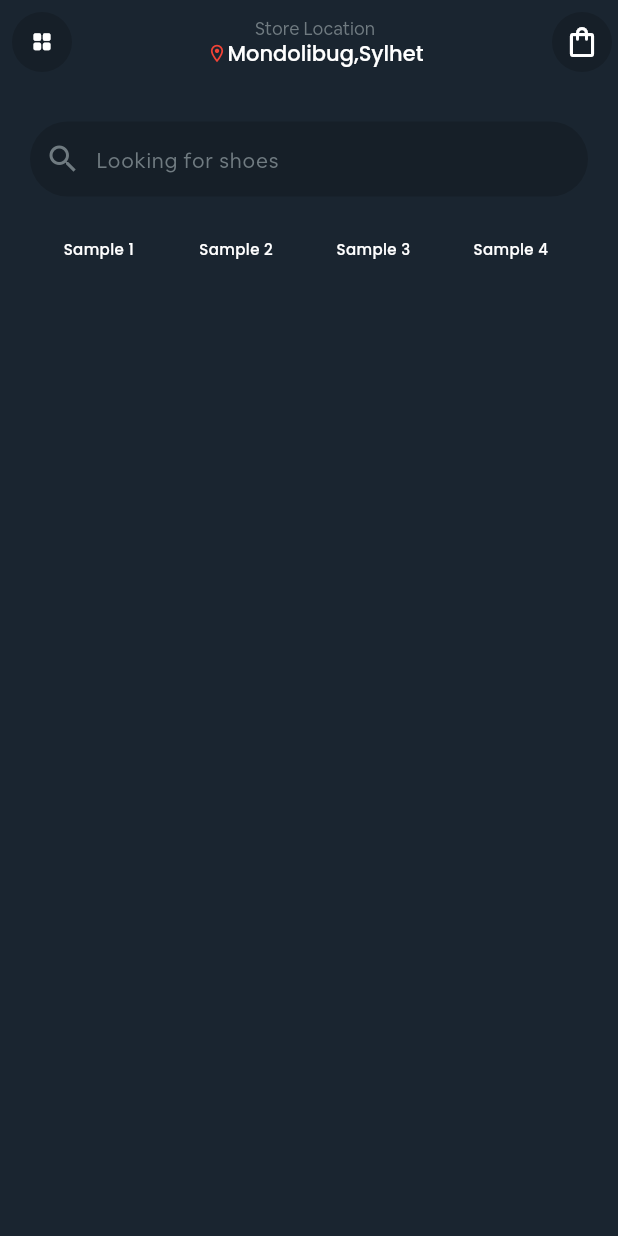
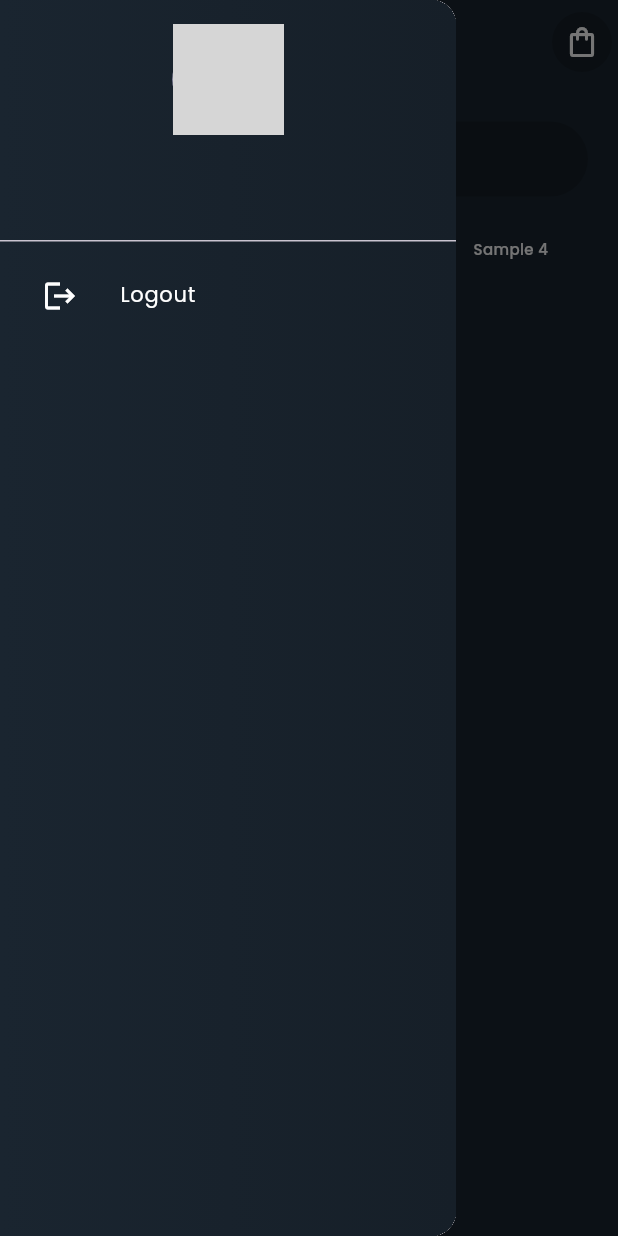
Before and after one commit to AtharvaParadkar/Flutter-Ecommerce-App, a Flutter app: the HomePage screen opened directly, after a tap on the "grid view" icon, on a phone screen of 412 x 824 dp. Run offline on Flutter 3.47's test engine with Material 3 defaults, Android fonts, the phone set to English and light mode, and no system bars; our stand-ins replace firebase_auth, firebase_core, gap, google_fonts, google_sign_in; accounts and stored records are empty; generated files the repository leaves out were written again; network calls fail; project files that could hold a hidden picture were left out; grey boxes are pictures that could not be loaded.

Commit message:
Add Drawer

```diff
--- a/lib/screens/home.dart
+++ b/lib/screens/home.dart
@@ -2,6 +2,7 @@ import 'package:firebase_auth/firebase_auth.dart';
 import 'package:flutter/material.dart';
 import 'package:flutter_ecommerce_app/screens/signin.dart';
 import 'package:flutter_ecommerce_app/theme/theme.dart';
+import 'package:flutter_ecommerce_app/widgets/drawer.dart';
 import 'package:gap/gap.dart';
 
 class HomePage extends StatefulWidget {
@@ -13,6 +14,8 @@ class HomePage extends StatefulWidget {
 
 class _HomePageState extends State<HomePage> {
   final user = FirebaseAuth.instance.currentUser!;
+
+  final GlobalKey<ScaffoldState> _scaffoldKey=GlobalKey<ScaffoldState>();
 
   final searchController = TextEditingController();
 
@@ -27,11 +30,14 @@ class _HomePageState extends State<HomePage> {
   @override
   Widget build(BuildContext context) {
     return Scaffold(
+      key: _scaffoldKey,
       appBar: AppBar(
         automaticallyImplyLeading: false,
         backgroundColor: primaryColor,
         leading: IconButton(
-          onPressed: () {},
+          onPressed: () {
+            _scaffoldKey.currentState?.openDrawer();
+          },
           style: IconButton.styleFrom(backgroundColor: secondaryColor),
           icon: const Icon(
             Icons.grid_view_rounded,
@@ -77,6 +83,7 @@ class _HomePageState extends State<HomePage> {
           ),
         ],
       ),
+      drawer: const MyDrawer(),
       body: Container(
         color: primaryColor,
         child: Column(
--- /dev/null
+++ b/lib/widgets/drawer.dart
@@ -0,0 +1,70 @@
+import 'package:firebase_auth/firebase_auth.dart';
+import 'package:flutter/material.dart';
+import 'package:flutter_ecommerce_app/screens/signin.dart';
+import 'package:flutter_ecommerce_app/theme/theme.dart';
+import 'package:gap/gap.dart';
+
+class MyDrawer extends StatelessWidget {
+  const MyDrawer({super.key});
+
+  @override
+  Widget build(BuildContext context) {
+    final user = FirebaseAuth.instance.currentUser!;
+
+    void signUserOut() {
+      FirebaseAuth.instance.signOut();
+      Navigator.pushReplacement(
+        context,
+        MaterialPageRoute(builder: (_) => const SignIn()),
+      );
+    }
+
+    return Drawer(
+      child: Container(
+        decoration: const BoxDecoration(
+          gradient: LinearGradient(
+            colors: [
+              primaryColor,
+              secondaryColor,
+            ],
+            begin: Alignment.centerLeft,
+            end: Alignment.centerRight,
+          ),
+        ),
+        child: ListView(
+          children: [
+            DrawerHeader(
+              child: Column(
+                children: [
+                  const CircleAvatar(
+                    radius: 37,
+                    backgroundImage: NetworkImage(
+                        'https://w7.pngwing.com/pngs/364/361/png-transparent-account-avatar-profile-user-avatars-icon-thumbnail.png'),
+                  ),
+                  const Gap(7),
+                  Text(
+                    '${user.email}',
+                    style: primaryTextStyle(14, FontWeight.w600),
+                  ),
+                ],
+              ),
+            ),
+            ListTile(
+              leading: IconButton(
+                onPressed: signUserOut,
+                icon: const Icon(
+                  Icons.logout,
+                  color: Colors.white,
+                ),
+              ),
+              title: Text(
+                'Logout',
+                style: primaryTextStyle(14, FontWeight.w400),
+              ),
+            ),
+          ],
+        ),
+      ),
+    );
+  }
+}
```
